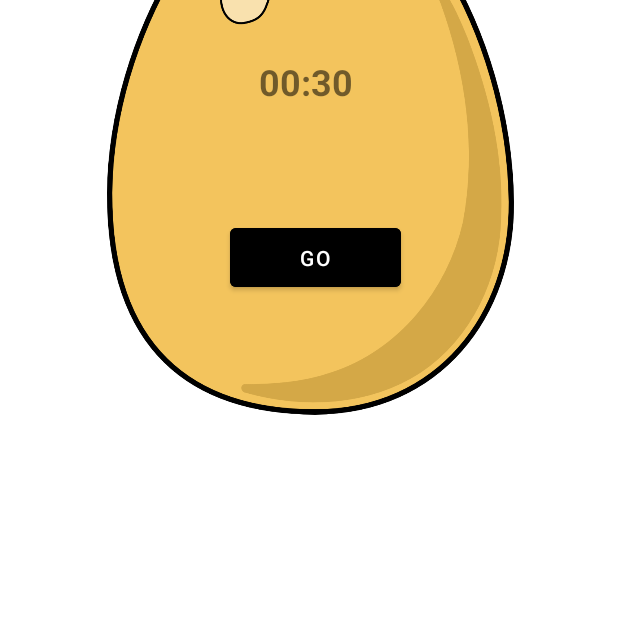
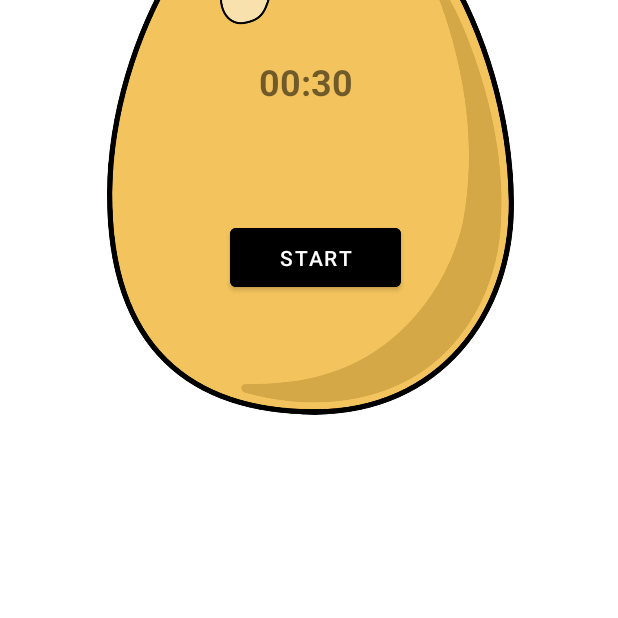
Before and after one commit to Lamisa049/TimerApp, an Android app: the screen it shows after launch (MainActivity), after a tap on "GO", on a phone screen of 412 x 824 dp, the part 618-1236 px from its top. Run offline under Robolectric (Android 15) with nearby library versions, the phone set to English and light mode, and no system bars.

Commit message:
conflict created

```diff
--- a/app/src/main/java/com/example/eggtimer/MainActivity.java
+++ b/app/src/main/java/com/example/eggtimer/MainActivity.java
@@ -46,7 +46,7 @@ public class MainActivity extends AppCompatActivity
         textView.setText("00:30");
         seekBar.setProgress(30);
         seekBar.setEnabled(true);
-        button.setText("GO");
+        button.setText("START");
         countDownTimer.cancel();
         counterIsActive=false;
     }
```
